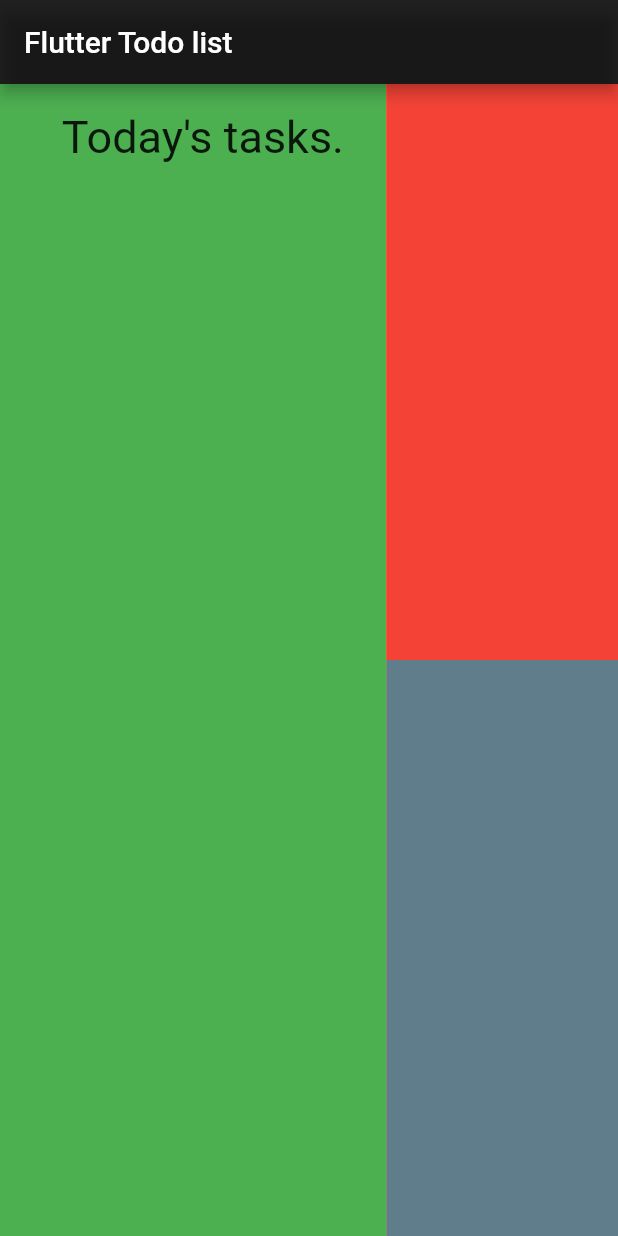
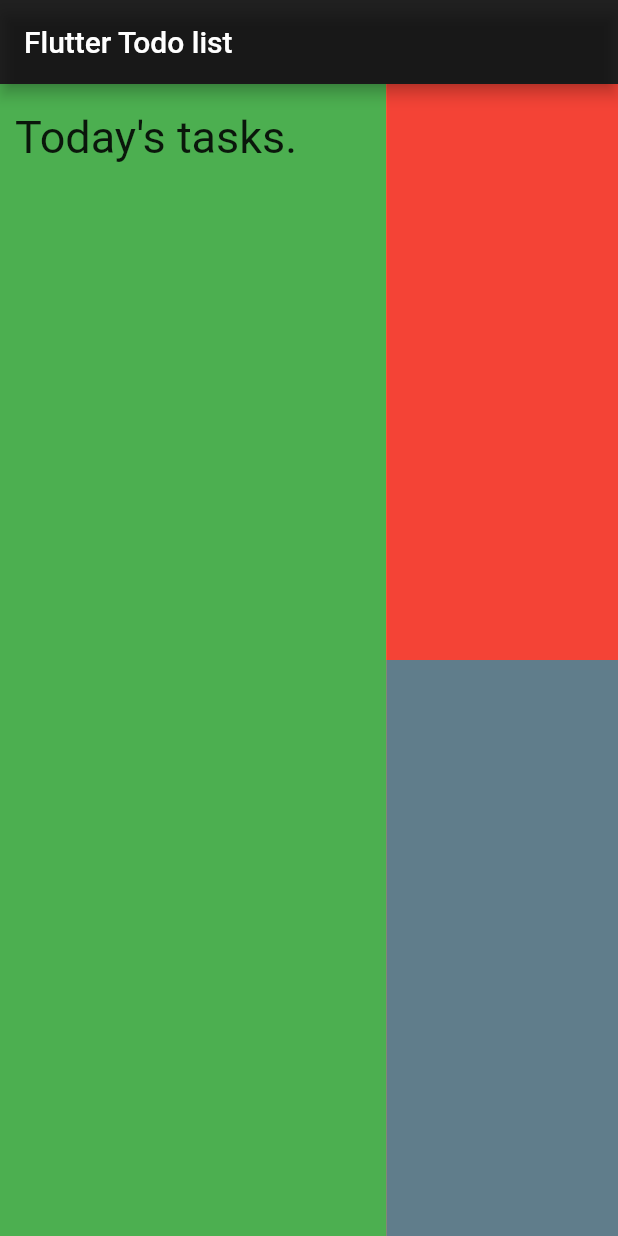
Before and after one commit to tabe0000/flutter_todo_list_for_web, a Flutter app: the screen it shows after launch, on a phone screen of 412 x 824 dp. Run offline on Flutter 3.47's test engine with Material 2 defaults, Android fonts, the phone set to English and light mode, and no system bars.

Commit message:
commit before branch

```diff
--- a/lib/main.dart
+++ b/lib/main.dart
@@ -61,28 +61,30 @@ class _TaskListState extends State<TaskList> {
     "do my paper",
   ];
 
+  List<TextEditingController> _controllers = List();
+
   @override
   Widget build(BuildContext context) {
     return Container(
       color: Colors.green,
-      child: Column(
+      child: Stack(
         children: <Widget>[
           Padding(
-            //Title Text
-            padding: EdgeInsets.only(top: 18.0, left: 13.0, bottom: 30.0),
-            child: Text("Today's tasks.",
+              //Title Text
+              padding: EdgeInsets.only(top: 18.0, left: 10.0, bottom: 30.0),
+              child: Text(
+                "Today's tasks.",
                 style: TextStyle(
                   fontSize: 30.0,
-                )
-            )
+                ),
+                textAlign: TextAlign.start,
+              )
           ),
         ],
       )
     );
   }
 }
-
-
 
 class InfoWindows extends StatefulWidget {
   @override
```
